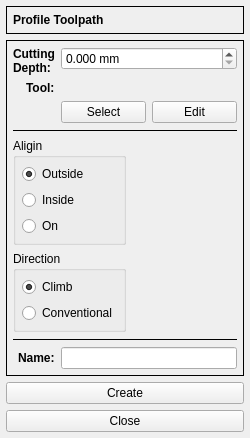
Old version of the form G2G/forms/profileform.ui in the repository aLDime/GERBER_X2.
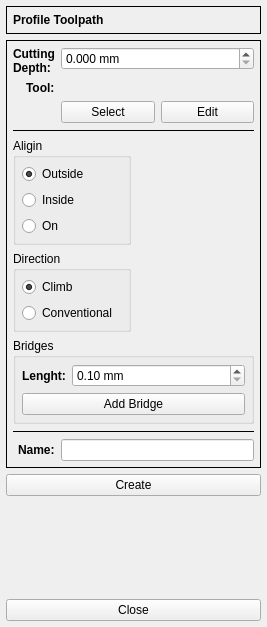
New version of the form. Icons and pictures are not drawn.

```diff
--- a/G2G/forms/profileform.ui
+++ b/G2G/forms/profileform.ui
@@ -6,8 +6,8 @@
    <rect>
     <x>0</x>
     <y>0</y>
-    <width>250</width>
-    <height>414</height>
+    <width>267</width>
+    <height>627</height>
    </rect>
   </property>
   <property name="minimumSize">
@@ -170,6 +170,16 @@
         </item>
        </layout>
       </item>
+      <item row="3" column="0" colspan="2">
+       <widget class="Line" name="line">
+        <property name="frameShadow">
+         <enum>QFrame::Plain</enum>
+        </property>
+        <property name="orientation">
+         <enum>Qt::Horizontal</enum>
+        </property>
+       </widget>
+      </item>
       <item row="4" column="0" colspan="2">
        <layout class="QGridLayout" name="gridLayout">
         <item row="0" column="0">
@@ -271,6 +281,66 @@
        </layout>
       </item>
       <item row="5" column="0" colspan="2">
+       <widget class="QGroupBox" name="groupBox_3">
+        <property name="title">
+         <string>Bridges</string>
+        </property>
+        <layout class="QFormLayout" name="formLayout_2">
+         <property name="leftMargin">
+          <number>6</number>
+         </property>
+         <property name="topMargin">
+          <number>6</number>
+         </property>
+         <property name="rightMargin">
+          <number>6</number>
+         </property>
+         <property name="bottomMargin">
+          <number>6</number>
+         </property>
+         <item row="1" column="0" colspan="2">
+          <widget class="QPushButton" name="pbAddBridge">
+           <property name="text">
+            <string>Add Bridge</string>
+           </property>
+          </widget>
+         </item>
+         <item row="0" column="0">
+          <widget class="QLabel" name="label_4">
+           <property name="font">
+            <font>
+             <weight>75</weight>
+             <bold>true</bold>
+            </font>
+           </property>
+           <property name="text">
+            <string>Lenght:</string>
+           </property>
+          </widget>
+         </item>
+         <item row="0" column="1">
+          <widget class="QDoubleSpinBox" name="dsbxBridgeLenght">
+           <property name="suffix">
+            <string> mm</string>
+           </property>
+           <property name="decimals">
+            <number>2</number>
+           </property>
+           <property name="minimum">
+            <double>0.100000000000000</double>
+           </property>
+           <property name="maximum">
+            <double>10.000000000000000</double>
+           </property>
+           <property name="singleStep">
+            <double>0.100000000000000</double>
+           </property>
+          </widget>
+         </item>
+        </layout>
+       </widget>
+      </item>
+      <item row="6" column="0" colspan="2">
        <widget class="Line" name="line_2">
         <property name="frameShadow">
          <enum>QFrame::Plain</enum>
@@ -280,17 +350,7 @@
         </property>
        </widget>
       </item>
-      <item row="3" column="0" colspan="2">
-       <widget class="Line" name="line">
-        <property name="frameShadow">
-         <enum>QFrame::Plain</enum>
-        </property>
-        <property name="orientation">
-         <enum>Qt::Horizontal</enum>
-        </property>
-       </widget>
-      </item>
-      <item row="6" column="0">
+      <item row="7" column="0">
        <widget class="QLabel" name="label_6">
         <property name="font">
          <font>
@@ -303,7 +363,7 @@
         </property>
        </widget>
       </item>
-      <item row="6" column="1">
+      <item row="7" column="1">
        <widget class="QLineEdit" name="leName"/>
       </item>
      </layout>
```
